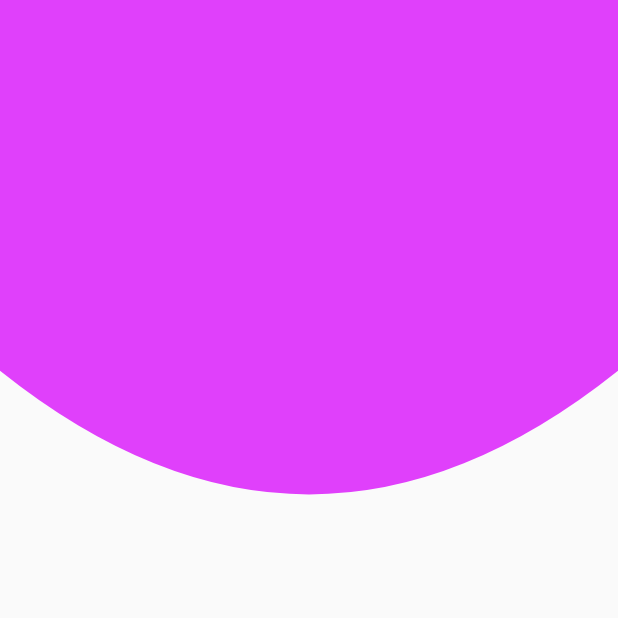
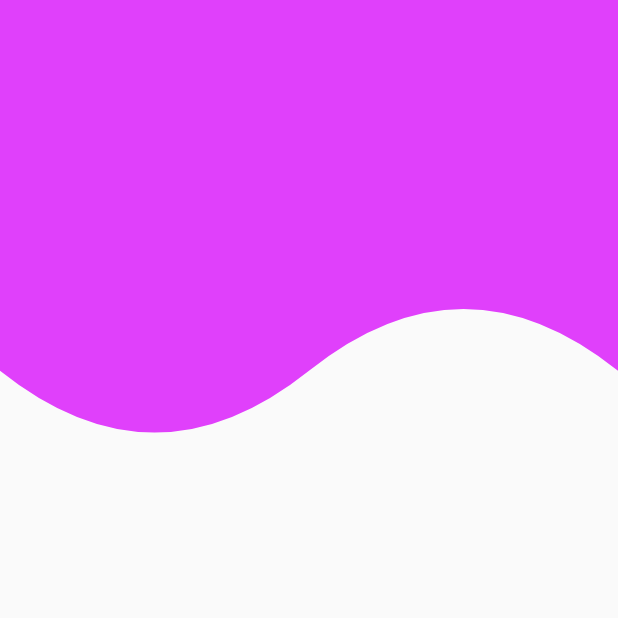
Before and after one commit to AleMancilla/AnimacionesFlutter, a Flutter app: the screen it shows after launch, on a phone screen of 412 x 824 dp, the top half of it. Run offline on Flutter 3.47's test engine with Material 2 defaults, Android fonts, the phone set to English and light mode, and no system bars.

Commit message:
Custom Painter Quadraticbeizerto doble circle

```diff
--- a/lib/src/pages/HomeOne.dart
+++ b/lib/src/pages/HomeOne.dart
@@ -6,7 +6,7 @@ class HomeOne extends StatelessWidget {
   @override
   Widget build(BuildContext context) {
     return Scaffold(
-      body: HeaderEnCurve(),
+      body: HeaderEnCurveDoble(),
     );
   }
 }
--- a/lib/src/widgets/HeaderOne.dart
+++ b/lib/src/widgets/HeaderOne.dart
@@ -84,6 +84,21 @@ class HeaderEnCurve extends StatelessWidget {
       //color: Colors.purpleAccent,
       child: CustomPaint(
         painter: _HeaderCurvePainter(),
+      ),
+    );
+  }
+}
+
+class HeaderEnCurveDoble extends StatelessWidget {
+
+  @override
+  Widget build(BuildContext context) {
+    return Container(
+      height: double.infinity,
+      width: double.infinity,
+      //color: Colors.purpleAccent,
+      child: CustomPaint(
+        painter: _HeaderCurveDoblePainter(),
       ),
     );
   }
@@ -218,3 +233,39 @@ class _HeaderCurvePainter extends CustomPainter{
   }
 
 }
+
+class _HeaderCurveDoblePainter extends CustomPainter{
+  @override
+  void paint(Canvas canvas, Size size) {
+    // TODO: implement paint
+    final lapiz = Paint();
+    //propiedades
+    lapiz.color = Colors.purpleAccent;
+    lapiz.style = PaintingStyle.fill;//stroke
+    lapiz.strokeWidth = 10;
+
+    final path = Path();
+
+    //dibujar con el path y el lapiz
+    path.moveTo(0, 0);
+    path.lineTo(0, size.height * 0.3);
+    path.quadraticBezierTo(size.width *0.25, size.height * 0.4, size.width * 0.5, size.height *0.3);
+    //path.lineTo(size.width *0.25, size.height * 0.4);
+    //path.lineTo(size.width * 0.5, size.height *0.3);
+    path.quadraticBezierTo(size.width *0.75, size.height * 0.2, size.width, size.height * 0.3);
+    //path.lineTo(size.width *0.75, size.height * 0.2);
+    //path.lineTo(size.width, size.height * 0.3);
+    path.lineTo(size.width, 0);
+
+
+
+    canvas.drawPath(path, lapiz);
+  }
+
+  @override
+  bool shouldRepaint(CustomPainter oldDelegate) {
+    // TODO: implement shouldRepaint
+    return true;
+  }
+
+}
```
